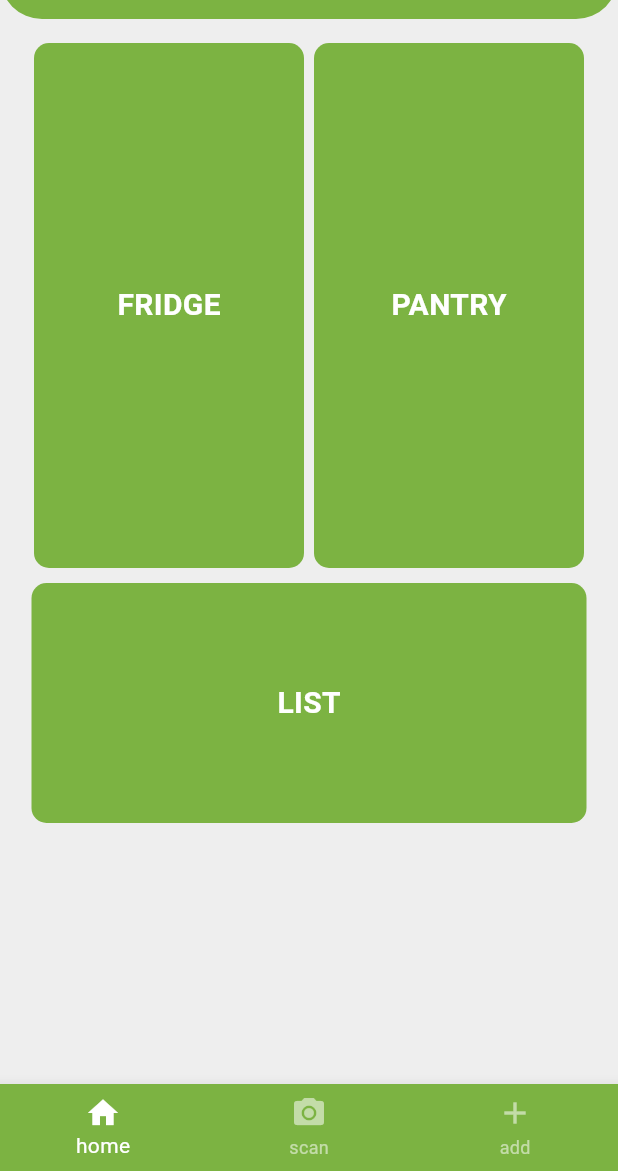
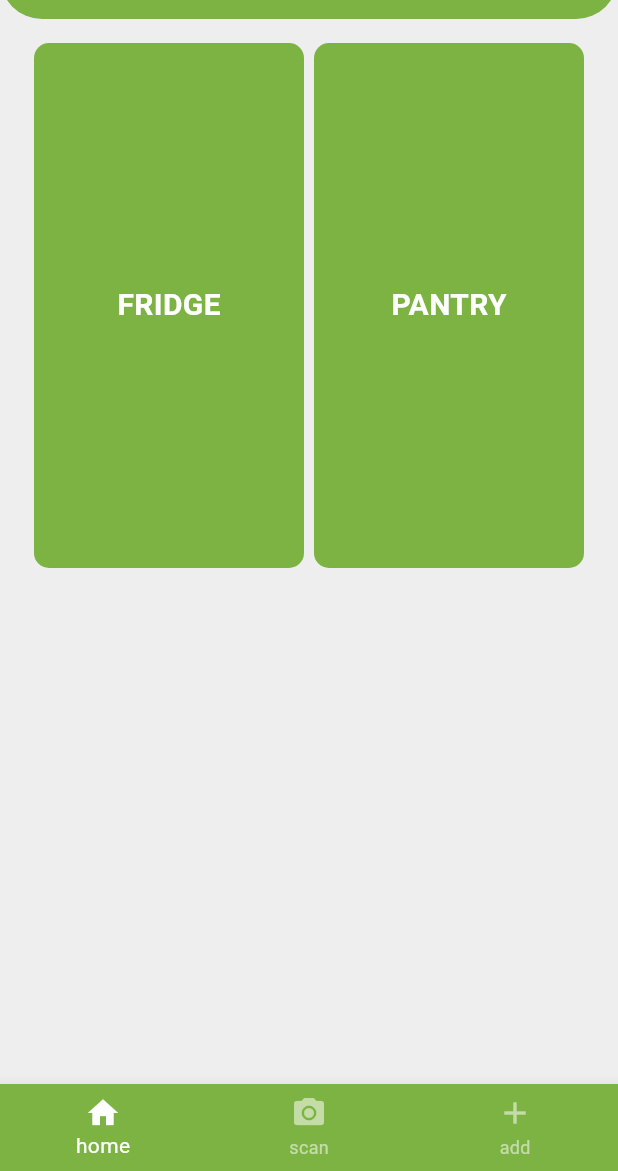
Before and after one commit to HoLoprayss/Diploma, a Flutter app: the screen it shows after launch, on a phone screen of 412 x 824 dp, the part 65-1236 px from its top. Run offline on Flutter 3.47's test engine with Material 3 defaults, Android fonts, the phone set to English and light mode, and no system bars; our stand-ins replace camera, realm; missing offline and left inert: flutter_tesseract_ocr; generated files the repository leaves out were written again.

Commit message:
Удален неиспользуемый блок

```diff
--- a/lib/MainScreen.dart
+++ b/lib/MainScreen.dart
@@ -112,26 +112,6 @@ class _MainScreenState extends State<MainScreen> {
                 ],
               ),
               SizedBox(height: 10), // Отступ перед блоком "LIST"
-
-              // Блок "LIST", растянутый на всю ширину
-              Container(
-                width: 370, // Растягиваем на всю ширину
-                height: 160, // Увеличиваем высоту для соответствия макету
-                decoration: BoxDecoration(
-                  color: Colors.lightGreen[600],
-                  borderRadius: BorderRadius.circular(10),
-                ),
-                child: Center(
-                  child: Text(
-                    'LIST',
-                    style: TextStyle(
-                      fontSize: 20,
-                      fontWeight: FontWeight.bold,
-                      color: Colors.white,
-                    ),
-                  ),
-                ),
-              ),
             ],
           ),
         ),
```
